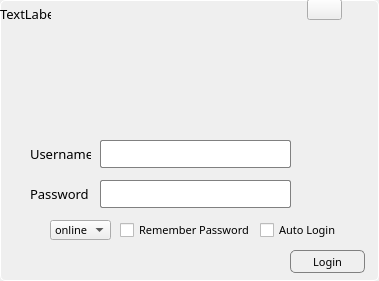
Qt form qqlogin.ui (zhanlangsir/Qtqq) before a commit.
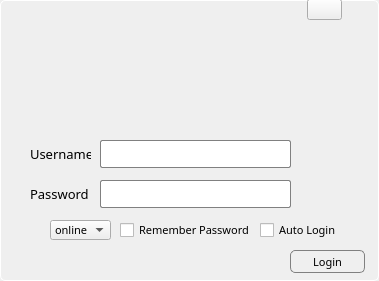
The same form after that commit. Icons and pictures are not drawn.

The edit to the form file:
```diff
--- a/qqlogin.ui
+++ b/qqlogin.ui
@@ -356,19 +356,6 @@
     <string>Username</string>
    </property>
   </widget>
-  <widget class="QLabel" name="label_4">
-   <property name="geometry">
-    <rect>
-     <x>0</x>
-     <y>0</y>
-     <width>51</width>
-     <height>28</height>
-    </rect>
-   </property>
-   <property name="text">
-    <string>TextLabel</string>
-   </property>
-  </widget>
   <widget class="QLabel" name="label_5">
    <property name="geometry">
     <rect>
```
Left out of the diff: 4 changed lines with no effect on the pictures.
